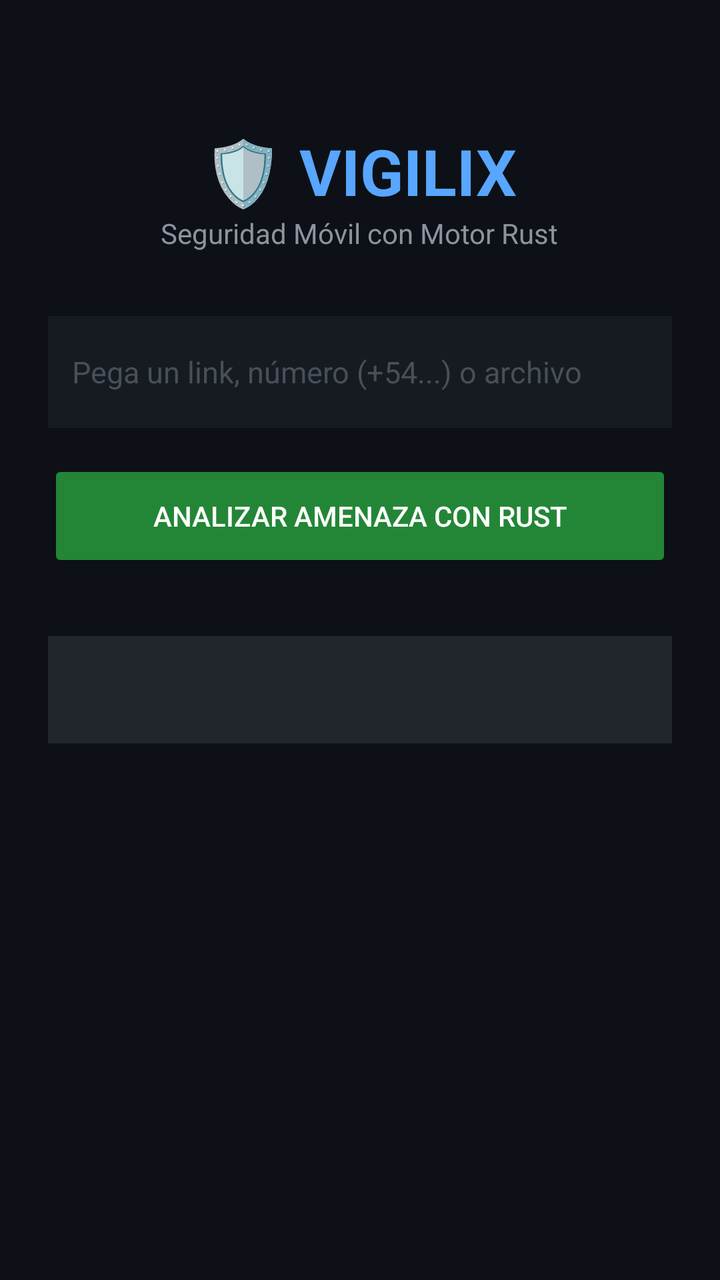
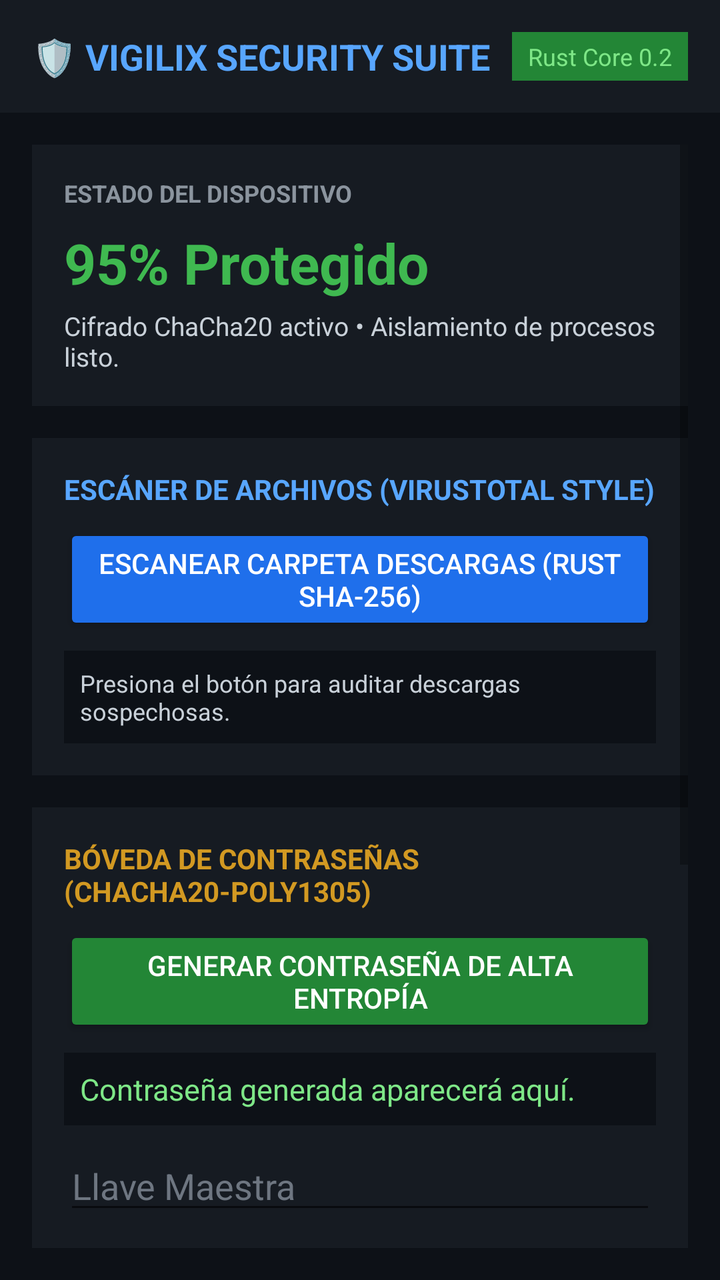

Compare the two renders of this Android layout. The source of the first and the diff that turns it into the second are given below.
<!-- AndroidManifest.xml: application theme Theme.Vigilix -->
<!-- res/layout/activity_main.xml -->
<?xml version="1.0" encoding="utf-8"?>
<LinearLayout xmlns:android="http://schemas.android.com/apk/res/android"
    android:layout_width="match_parent"
    android:layout_height="match_parent"
    android:orientation="vertical"
    android:padding="24dp"
    android:gravity="center_horizontal"
    android:background="#0D1117">

    <TextView
        android:layout_width="wrap_content"
        android:layout_height="wrap_content"
        android:text="🛡️ VIGILIX"
        android:textSize="32sp"
        android:textStyle="bold"
        android:textColor="#58A6FF"
        android:layout_marginTop="40dp" />

    <TextView
        android:layout_width="wrap_content"
        android:layout_height="wrap_content"
        android:text="Seguridad Móvil con Motor Rust"
        android:textSize="14sp"
        android:textColor="#8B949E"
        android:layout_marginBottom="32dp" />

    <EditText
        android:id="@+id/etTarget"
        android:layout_width="match_parent"
        android:layout_height="56dp"
        android:background="#161B22"
        android:padding="12dp"
        android:hint="Pega un link, número (+54...) o archivo"
        android:textColor="#C9D1D9"
        android:textColorHint="#484F58"
        android:textSize="15sp" />

    <Button
        android:id="@+id/btnAnalyze"
        android:layout_width="match_parent"
        android:layout_height="56dp"
        android:text="Analizar Amenaza con Rust"
        android:textColor="#FFFFFF"
        android:backgroundTint="#238636"
        android:layout_marginTop="16dp" />

    <TextView
        android:id="@+id/tvStatus"
        android:layout_width="match_parent"
        android:layout_height="wrap_content"
        android:layout_marginTop="32dp"
        android:padding="16dp"
        android:textSize="16sp"
        android:textAlignment="center"
        android:textColor="#F0F6FC"
        android:background="#21262D" />
</LinearLayout>
<!-- resources referenced by this layout -->
<resources>
  <style name="Theme.Vigilix" parent="Theme.AppCompat.DayNight.NoActionBar" />
</resources>

<!-- the commit's change to res/layout/activity_main.xml (unified diff, before → after) -->
@@ -1,57 +1,238 @@
 <?xml version="1.0" encoding="utf-8"?>
 <LinearLayout xmlns:android="http://schemas.android.com/apk/res/android"
+    xmlns:app="http://schemas.android.com/apk/res-auto"
     android:layout_width="match_parent"
     android:layout_height="match_parent"
     android:orientation="vertical"
-    android:padding="24dp"
-    android:gravity="center_horizontal"
     android:background="#0D1117">
 
-    <TextView
-        android:layout_width="wrap_content"
-        android:layout_height="wrap_content"
-        android:text="🛡️ VIGILIX"
-        android:textSize="32sp"
-        android:textStyle="bold"
-        android:textColor="#58A6FF"
-        android:layout_marginTop="40dp" />
-
-    <TextView
-        android:layout_width="wrap_content"
-        android:layout_height="wrap_content"
-        android:text="Seguridad Móvil con Motor Rust"
-        android:textSize="14sp"
-        android:textColor="#8B949E"
-        android:layout_marginBottom="32dp" />
-
-    <EditText
-        android:id="@+id/etTarget"
-        android:layout_width="match_parent"
-        android:layout_height="56dp"
-        android:background="#161B22"
-        android:padding="12dp"
-        android:hint="Pega un link, número (+54...) o archivo"
-        android:textColor="#C9D1D9"
-        android:textColorHint="#484F58"
-        android:textSize="15sp" />
-
-    <Button
-        android:id="@+id/btnAnalyze"
-        android:layout_width="match_parent"
-        android:layout_height="56dp"
-        android:text="Analizar Amenaza con Rust"
-        android:textColor="#FFFFFF"
-        android:backgroundTint="#238636"
-        android:layout_marginTop="16dp" />
-
-    <TextView
-        android:id="@+id/tvStatus"
+    
+    <LinearLayout
         android:layout_width="match_parent"
         android:layout_height="wrap_content"
-        android:layout_marginTop="32dp"
         android:padding="16dp"
-        android:textSize="16sp"
-        android:textAlignment="center"
-        android:textColor="#F0F6FC"
-        android:background="#21262D" />
+        android:background="#161B22"
+        android:orientation="horizontal"
+        android:gravity="center_vertical">
+        <TextView
+            android:layout_width="0dp"
+            android:layout_height="wrap_content"
+            android:layout_weight="1"
+            android:text="🛡️ VIGILIX SECURITY SUITE"
+            android:textColor="#58A6FF"
+            android:textStyle="bold"
+            android:textSize="18sp" />
+        <TextView
+            android:layout_width="wrap_content"
+            android:layout_height="wrap_content"
+            android:text="Rust Core 0.2"
+            android:textColor="#7EE787"
+            android:textSize="12sp"
+            android:background="#238636"
+            android:paddingHorizontal="8dp"
+            android:paddingVertical="4dp" />
+    </LinearLayout>
+
+    
+    <ScrollView
+        android:layout_width="match_parent"
+        android:layout_height="0dp"
+        android:layout_weight="1"
+        android:padding="16dp">
+
+        <LinearLayout
+            android:layout_width="match_parent"
+            android:layout_height="wrap_content"
+            android:orientation="vertical">
+
+            
+            <LinearLayout
+                android:id="@+id/sectionDashboard"
+                android:layout_width="match_parent"
+                android:layout_height="wrap_content"
+                android:orientation="vertical"
+                android:background="#161B22"
+                android:padding="16dp"
+                android:layout_marginBottom="16dp">
+
+                <TextView
+                    android:layout_width="wrap_content"
+                    android:layout_height="wrap_content"
+                    android:text="ESTADO DEL DISPOSITIVO"
+                    android:textColor="#8B949E"
+                    android:textSize="12sp"
+                    android:textStyle="bold" />
+
+                <TextView
+                    android:id="@+id/tvHealthScore"
+                    android:layout_width="wrap_content"
+                    android:layout_height="wrap_content"
+                    android:text="95% Protegido"
+                    android:textColor="#3FB950"
+                    android:textSize="28sp"
+                    android:textStyle="bold"
+                    android:layout_marginTop="8dp" />
+
+                <TextView
+                    android:layout_width="wrap_content"
+                    android:layout_height="wrap_content"
+                    android:text="Cifrado ChaCha20 activo • Aislamiento de procesos listo."
+                    android:textColor="#C9D1D9"
+                    android:textSize="13sp"
+                    android:layout_marginTop="4dp" />
+            </LinearLayout>
+
+            
+            <LinearLayout
+                android:id="@+id/sectionScanner"
+                android:layout_width="match_parent"
+                android:layout_height="wrap_content"
+                android:orientation="vertical"
+                android:background="#161B22"
+                android:padding="16dp"
+                android:layout_marginBottom="16dp">
+
+                <TextView
+                    android:layout_width="wrap_content"
+                    android:layout_height="wrap_content"
+                    android:text="ESCÁNER DE ARCHIVOS (VIRUSTOTAL STYLE)"
+                    android:textColor="#58A6FF"
+                    android:textStyle="bold"
+                    android:textSize="14sp" />
+
+                <Button
+                    android:id="@+id/btnScanDownloads"
+                    android:layout_width="match_parent"
+                    android:layout_height="wrap_content"
+                    android:text="Escanear Carpeta Descargas (Rust SHA-256)"
+                    android:backgroundTint="#1F6FEB"
+                    android:textColor="#FFFFFF"
+                    android:layout_marginTop="8dp" />
+
+                <TextView
+                    android:id="@+id/tvScanResult"
+                    android:layout_width="match_parent"
+                    android:layout_height="wrap_content"
+                    android:text="Presiona el botón para auditar descargas sospechosas."
+                    android:textColor="#C9D1D9"
+                    android:textSize="12sp"
+                    android:layout_marginTop="8dp"
+                    android:background="#0D1117"
+                    android:padding="8dp" />
+            </LinearLayout>
+
+            
+            <LinearLayout
+                android:id="@+id/sectionVault"
+                android:layout_width="match_parent"
+                android:layout_height="wrap_content"
+                android:orientation="vertical"
+                android:background="#161B22"
+                android:padding="16dp"
+                android:layout_marginBottom="16dp">
+
+                <TextView
+                    android:layout_width="wrap_content"
+                    android:layout_height="wrap_content"
+                    android:text="BÓVEDA DE CONTRASEÑAS (CHACHA20-POLY1305)"
+                    android:textColor="#D29922"
+                    android:textStyle="bold"
+                    android:textSize="14sp" />
+
+                <Button
+                    android:id="@+id/btnGeneratePass"
+                    android:layout_width="match_parent"
+                    android:layout_height="wrap_content"
+                    android:text="Generar Contraseña de Alta Entropía"
+                    android:backgroundTint="#238636"
+                    android:textColor="#FFFFFF"
+                    android:layout_marginTop="8dp" />
+
+                <TextView
+                    android:id="@+id/tvGeneratedPass"
+                    android:layout_width="match_parent"
+                    android:layout_height="wrap_content"
+                    android:text="Contraseña generada aparecerá aquí."
+                    android:textColor="#7EE787"
+                    android:textIsSelectable="true"
+                    android:textSize="15sp"
+                    android:padding="8dp"
+                    android:background="#0D1117"
+                    android:layout_marginTop="8dp" />
+
+                <EditText
+                    android:id="@+id/etMasterKey"
+                    android:layout_width="match_parent"
+                    android:layout_height="wrap_content"
+                    android:hint="Llave Maestra"
+                    android:textColorHint="#6E7681"
+                    android:textColor="#FFFFFF"
+                    android:inputType="textPassword"
+                    android:layout_marginTop="8dp" />
+
+                <EditText
+                    android:id="@+id/etSecretToEncrypt"
+                    android:layout_width="match_parent"
+                    android:layout_height="wrap_content"
+                    android:hint="Secreto o texto a cifrar con Argon2id"
+                    android:textColorHint="#6E7681"
+                    android:textColor="#FFFFFF" />
+
+                <Button
+                    android:id="@+id/btnEncrypt"
+                    android:layout_width="match_parent"
+                    android:layout_height="wrap_content"
+                    android:text="Cifrar en Rust y Guardar"
+                    android:backgroundTint="#8957E5"
+                    android:textColor="#FFFFFF" />
+
+                <TextView
+                    android:id="@+id/tvVaultStatus"
+                    android:layout_width="match_parent"
+                    android:layout_height="wrap_content"
+                    android:textColor="#C9D1D9"
+                    android:textSize="11sp"
+                    android:layout_marginTop="4dp" />
+            </LinearLayout>
+
+            
+            <LinearLayout
+                android:id="@+id/sectionPermissions"
+                android:layout_width="match_parent"
+                android:layout_height="wrap_content"
+                android:orientation="vertical"
+                android:background="#161B22"
+                android:padding="16dp">
+
+                <TextView
+                    android:layout_width="wrap_content"
+                    android:layout_height="wrap_content"
+                    android:text="AUDITOR DE PRIVACIDAD (TIPO GRAPHENEOS)"
+                    android:textColor="#F85149"
+                    android:textStyle="bold"
+                    android:textSize="14sp" />
+
+                <Button
+                    android:id="@+id/btnAuditApps"
+                    android:layout_width="match_parent"
+                    android:layout_height="wrap_content"
+                    android:text="Auditar Permisos Invasivos de Apps"
+                    android:backgroundTint="#DA3633"
+                    android:textColor="#FFFFFF"
+                    android:layout_marginTop="8dp" />
+
+                <TextView
+                    android:id="@+id/tvAuditResult"
+                    android:layout_width="match_parent"
+                    android:layout_height="wrap_content"
+                    android:text="Audita apps con acceso a Cámara, Micrófono y GPS."
+                    android:textColor="#FFA198"
+                    android:textSize="12sp"
+                    android:layout_marginTop="8dp"
+                    android:background="#0D1117"
+                    android:padding="8dp" />
+            </LinearLayout>
+
+        </LinearLayout>
+    </ScrollView>
 </LinearLayout>
